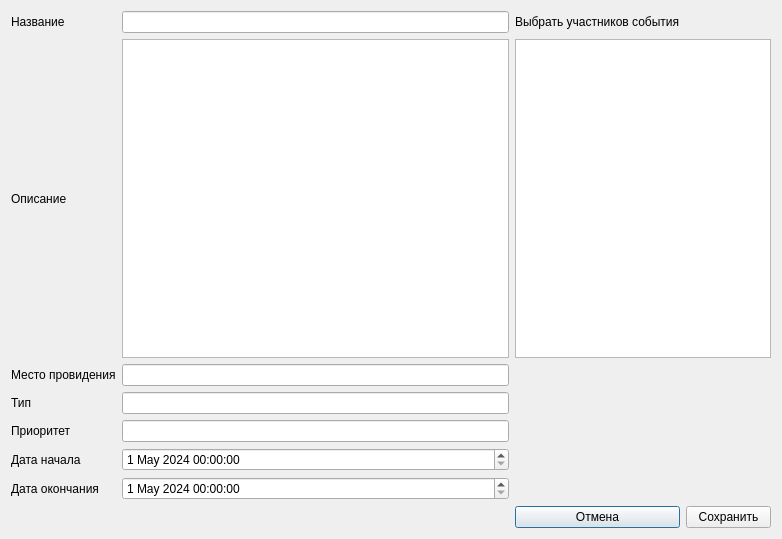
This is Qt_Database/creatingevents.ui in Cleverfox5/GoogleCalendar as Qt 5 draws it before an edit. The edited form follows.
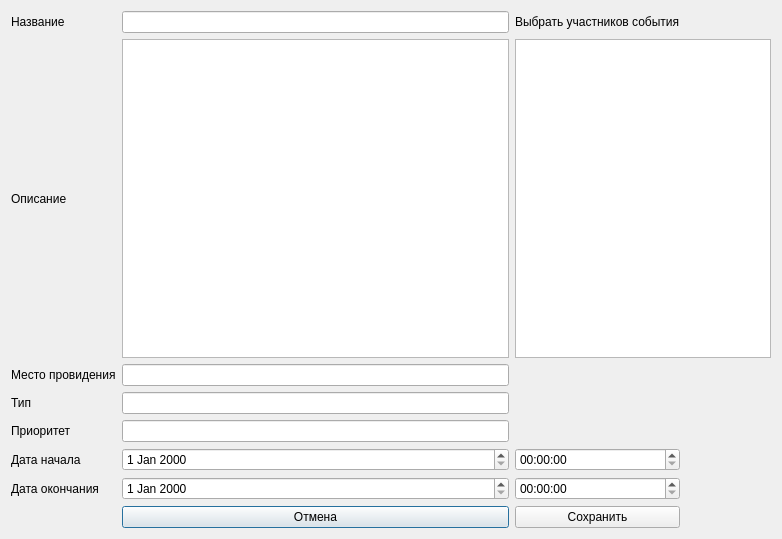
This is the edited form.

Diff of the .ui file:
```diff
--- a/Qt_Database/creatingevents.ui
+++ b/Qt_Database/creatingevents.ui
@@ -81,20 +81,6 @@
      </property>
     </widget>
    </item>
-   <item row="5" column="1">
-    <widget class="QDateTimeEdit" name="StartDateTimeEdit">
-     <property name="dateTime">
-      <datetime>
-       <hour>0</hour>
-       <minute>0</minute>
-       <second>0</second>
-       <year>2024</year>
-       <month>5</month>
-       <day>1</day>
-      </datetime>
-     </property>
-    </widget>
-   </item>
    <item row="6" column="0">
     <widget class="QLabel" name="label_7">
      <property name="text">
@@ -102,28 +88,26 @@
      </property>
     </widget>
    </item>
+   <item row="5" column="1">
+    <widget class="QDateEdit" name="StartDateEdit"/>
+   </item>
    <item row="6" column="1">
-    <widget class="QDateTimeEdit" name="EndDateTimeEdit">
-     <property name="dateTime">
-      <datetime>
-       <hour>0</hour>
-       <minute>0</minute>
-       <second>0</second>
-       <year>2024</year>
-       <month>5</month>
-       <day>1</day>
-      </datetime>
-     </property>
-    </widget>
+    <widget class="QDateEdit" name="EndDateEdit"/>
    </item>
-   <item row="7" column="2">
+   <item row="5" column="2">
+    <widget class="QTimeEdit" name="StartTimeEdit"/>
+   </item>
+   <item row="6" column="2">
+    <widget class="QTimeEdit" name="EndTimeEdit"/>
+   </item>
+   <item row="7" column="1">
     <widget class="QPushButton" name="CancelButton">
      <property name="text">
       <string>Отмена</string>
      </property>
     </widget>
    </item>
-   <item row="7" column="3">
+   <item row="7" column="2">
     <widget class="QPushButton" name="SaveButton">
      <property name="text">
       <string>Сохранить</string>
```
